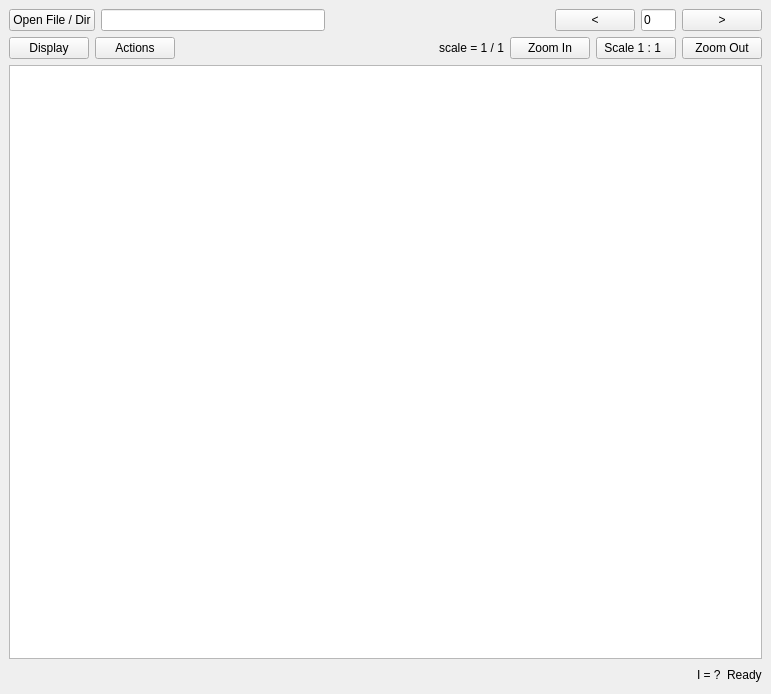
Before: the Qt Designer form src/client/view_client.ui in ccp4/DUI2, drawn with Qt 5.
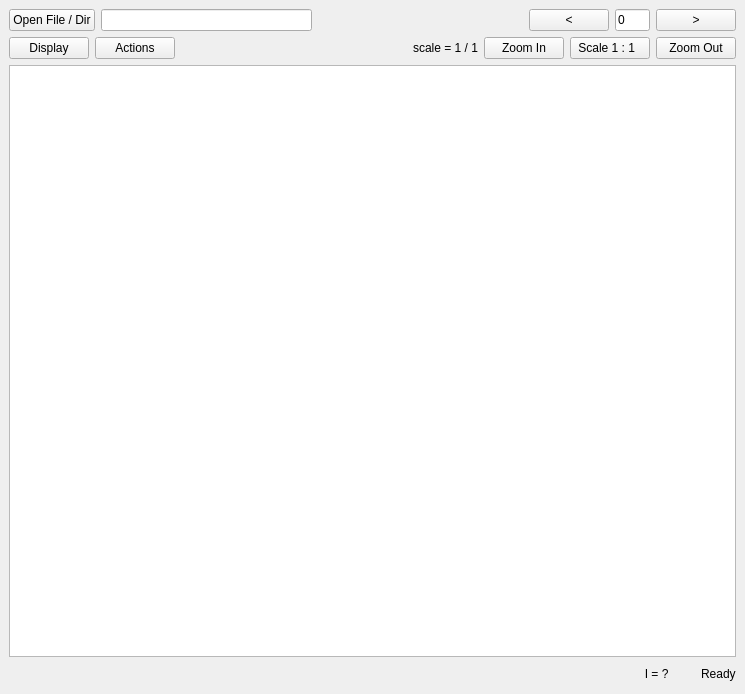
After: the same form once the commit is applied.

Commit message: starting to do an easter egg that also works as debugging tool

What changed in the file:
```diff
--- a/src/client/view_client.ui
+++ b/src/client/view_client.ui
@@ -6,7 +6,7 @@
    <rect>
     <x>0</x>
     <y>0</y>
-    <width>771</width>
+    <width>745</width>
     <height>694</height>
    </rect>
   </property>
@@ -155,9 +155,12 @@
          </spacer>
         </item>
         <item>
-         <widget class="QLabel" name="IntensLabel">
+         <widget class="QPushButton" name="EasterEggButton">
           <property name="text">
-           <string>I = ?</string>
+           <string>   I = ?  </string>
+          </property>
+          <property name="flat">
+           <bool>true</bool>
           </property>
          </widget>
         </item>
```
The commit also changes 2 other files.
